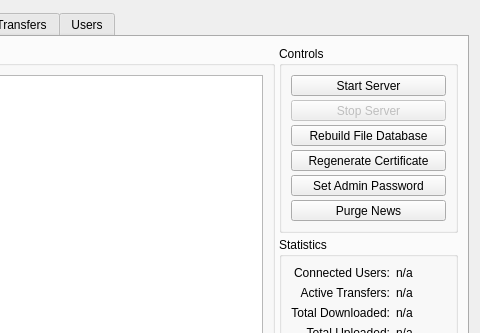
The window that qw_server_gui/QwmMonitorWindow.ui (pcjpnet/qwired-suite) describes before a commit, drawn with Qt 5; both pictures show x 220 to 700 and y 0 to 333 of the 700 by 450 pixel window.
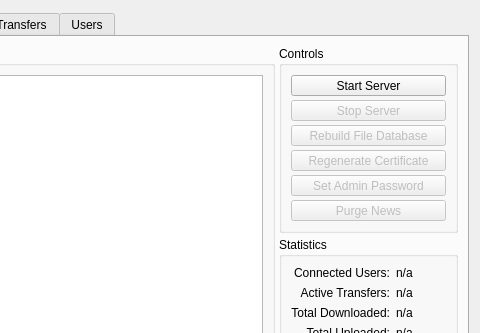
The same window after the commit. Icons and pictures are not drawn.

```diff
--- a/qw_server_gui/QwmMonitorWindow.ui
+++ b/qw_server_gui/QwmMonitorWindow.ui
@@ -139,6 +139,9 @@
             </item>
             <item>
              <widget class="QToolButton" name="btnRebuildIndex">
+              <property name="enabled">
+               <bool>false</bool>
+              </property>
               <property name="sizePolicy">
                <sizepolicy hsizetype="Expanding" vsizetype="Fixed">
                 <horstretch>0</horstretch>
@@ -168,6 +171,9 @@
             </item>
             <item>
              <widget class="QToolButton" name="btnRegenerateCertificate">
+              <property name="enabled">
+               <bool>false</bool>
+              </property>
               <property name="sizePolicy">
                <sizepolicy hsizetype="Expanding" vsizetype="Fixed">
                 <horstretch>0</horstretch>
@@ -197,6 +203,9 @@
             </item>
             <item>
              <widget class="QToolButton" name="btnResetAdminPassword">
+              <property name="enabled">
+               <bool>false</bool>
+              </property>
               <property name="sizePolicy">
                <sizepolicy hsizetype="Expanding" vsizetype="Fixed">
                 <horstretch>0</horstretch>
@@ -226,6 +235,9 @@
             </item>
             <item>
              <widget class="QToolButton" name="btnPurgeNews">
+              <property name="enabled">
+               <bool>false</bool>
+              </property>
               <property name="sizePolicy">
                <sizepolicy hsizetype="Expanding" vsizetype="Fixed">
                 <horstretch>0</horstretch>
```
